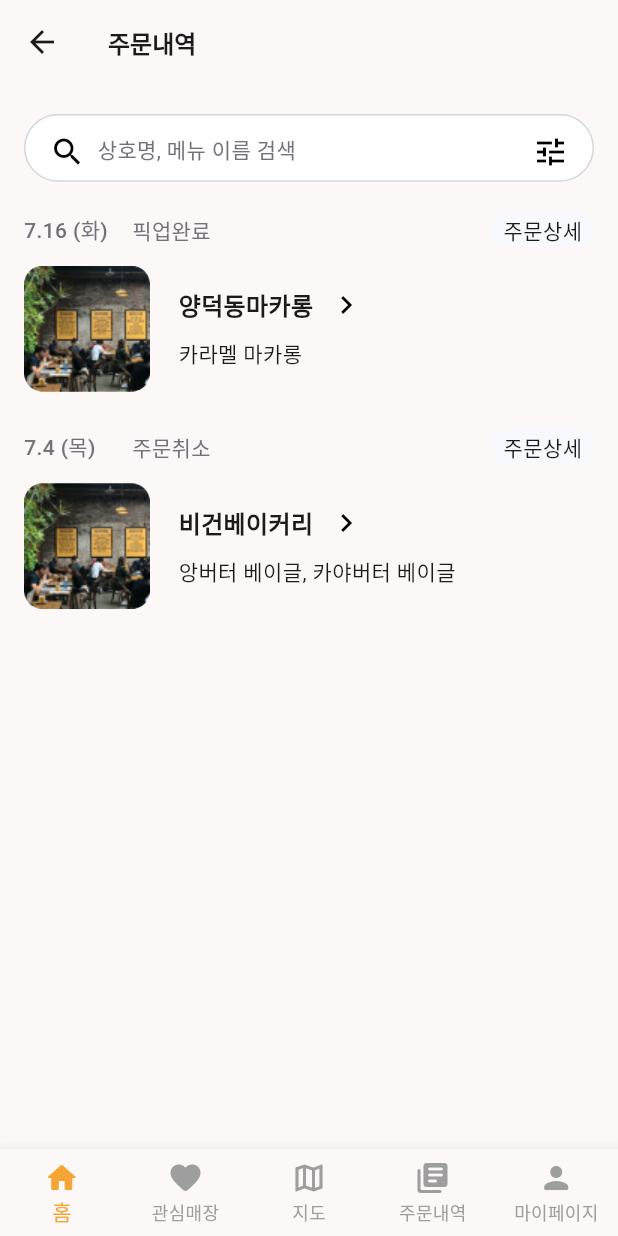
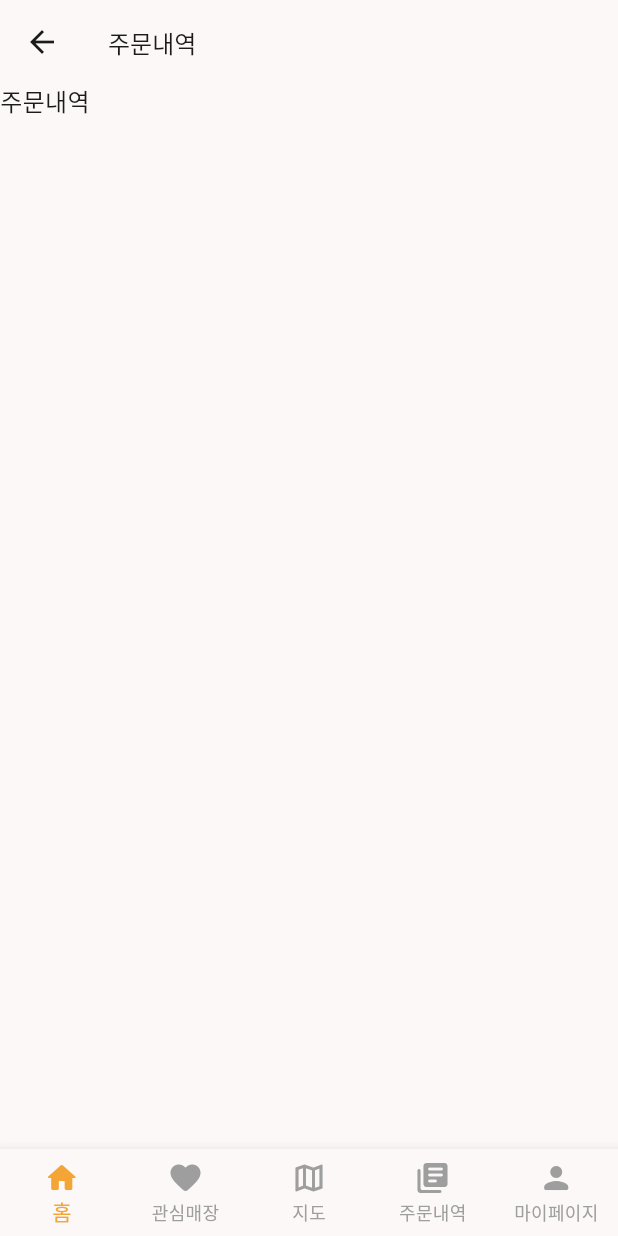
Before and after one commit to ChristineKangHee/HAND, a Flutter app: the OrderListPage screen opened by its route, on a phone screen of 412 x 824 dp. Run offline on Flutter 3.47's test engine with Material 3 defaults, Android fonts, the phone set to English and light mode, and no system bars; our stand-ins replace carousel_slider, flutter_screenutil, geolocator, google_maps_flutter, lottie; Roboto replaces fonts that are missing (Pretendard); project files that could hold a hidden picture were left out.

Commit message:
Revert "충돌"
This reverts commit e35a003fc343eb3e7f50bdb78ce6201340a40a0c, reversing
changes made to 97adcc9e632da1ad7a11e2034989b0b0bf0881f0.

```diff
--- a/lib/components/my_orderlist_form.dart
+++ /dev/null
@@ -1,149 +0,0 @@
-import 'package:flutter/material.dart';
-import 'package:test_project/theme/font.dart';
-
-class OrderListForm extends StatelessWidget {
-  final String date;
-  final String status;
-  final Color statusColor;
-  final String title;
-  final String description;
-  final String image;
-
-  const OrderListForm({
-    required this.date,
-    required this.status,
-    required this.statusColor,
-    required this.title,
-    required this.description,
-    required this.image,
-  });
-
-  @override
-  Widget build(BuildContext context) {
-    return Container(
-      width: double.infinity,
-      child: Column(
-        mainAxisSize: MainAxisSize.min,
-        mainAxisAlignment: MainAxisAlignment.start,
-        crossAxisAlignment: CrossAxisAlignment.start,
-        children: [
-          Container(
-            width: double.infinity,
-            child: Row(
-              mainAxisSize: MainAxisSize.min,
-              mainAxisAlignment: MainAxisAlignment.spaceBetween,
-              crossAxisAlignment: CrossAxisAlignment.center,
-              children: [
-                Container(
-                  child: Row(
-                    mainAxisSize: MainAxisSize.min,
-                    mainAxisAlignment: MainAxisAlignment.start,
-                    crossAxisAlignment: CrossAxisAlignment.center,
-                    children: [
-                      SizedBox(
-                        width: 72,
-                        child: Text(
-                          date,
-                          style: pretendardMedium(context).copyWith(
-                              fontSize: 14,
-                              color: Theme.of(context).colorScheme.shadow),
-                        ),
-                      ),
-                      SizedBox(
-                        width: 60,
-                        child: Text(
-                          status,
-                          style: pretendardMedium(context).copyWith(
-                              fontSize: 14,
-                              color: Theme.of(context).colorScheme.shadow
-                          ),
-                        ),
-                      ),
-                    ],
-                  ),
-                ),
-                Container(
-                  width: 68,
-                  height: 24,
-                  decoration: ShapeDecoration(
-                    color: Color(0xFFF8F9FE),
-                    shape: RoundedRectangleBorder(
-                      borderRadius: BorderRadius.circular(20),
-                    ),
-                  ),
-                  child: Row(
-                    mainAxisSize: MainAxisSize.min,
-                    mainAxisAlignment: MainAxisAlignment.start,
-                    crossAxisAlignment: CrossAxisAlignment.center,
-                    children: [
-                      SizedBox(
-                        width: 68,
-                        child: Text(
-                          '주문상세',
-                          textAlign: TextAlign.center,
-                          style: pretendardMedium(context).copyWith(fontSize: 14),
-                        ),
-                      ),
-                    ],
-                  ),
-                ),
-              ],
-            ),
-          ),
-          const SizedBox(height: 12),
-          Container(
-            width: double.infinity,
-            child: Row(
-              mainAxisSize: MainAxisSize.min,
-              mainAxisAlignment: MainAxisAlignment.start,
-              crossAxisAlignment: CrossAxisAlignment.center,
-              children: [
-                ClipRRect(
-                  borderRadius: BorderRadius.circular(12.0),
-                  child: Image.asset(
-                    image,
-                    fit: BoxFit.cover,
-                    width: 84,
-                    height: 84,
-                  ),
-                ),
-                const SizedBox(width: 19),
-                Container(
-                  child: Column(
-                    mainAxisSize: MainAxisSize.min,
-                    mainAxisAlignment: MainAxisAlignment.center,
-                    crossAxisAlignment: CrossAxisAlignment.start,
-                    children: [
-                      Container(
-                        child: Row(
-                          mainAxisSize: MainAxisSize.min,
-                          mainAxisAlignment: MainAxisAlignment.start,
-                          crossAxisAlignment: CrossAxisAlignment.center,
-                          children: [
-                            Container(
-                              child: Text(
-                                title,
-                                style: pretendardBold(context),
-                              ),
-                            ),
-                            const SizedBox(width: 10),
-                            Icon(Icons.keyboard_arrow_right, color: Colors.black),
-                          ],
-                        ),
-                      ),
-                      const SizedBox(height: 10),
-                      Text(
-                        description,
-                        style: pretendardRegular(context).copyWith(fontSize: 14,),
-                      ),
-                    ],
-                  ),
-                ),
-              ],
-            ),
-          ),
-        ],
-      ),
-    );
-  }
-}
--- a/lib/map/store_list.dart
+++ /dev/null
@@ -1,24 +0,0 @@
-import 'package:flutter/material.dart';
-import 'package:test_project/theme/font.dart';
-import 'package:test_project/components/my_navigationbar.dart';
-
-class StoreListPage extends StatelessWidget {
-  const StoreListPage({super.key});
-
-  @override
-  Widget build(BuildContext context) {
-    return Scaffold(
-      appBar: AppBar(
-        title: Text('매장목록', style: pretendardRegular(context)),
-      ),
-      body: SingleChildScrollView(
-        child: Column(
-          children: [
-            Text("주문내역", style: pretendardSemiBold(context),)
-          ],
-        ),
-      ),
-      bottomNavigationBar: const CustomNavigationBar(),
-    );
-  }
-}
--- a/lib/order/order_list.dart
+++ b/lib/order/order_list.dart
@@ -1,88 +1,20 @@
 import 'package:flutter/material.dart';
 import 'package:test_project/theme/font.dart';
 import 'package:test_project/components/my_navigationbar.dart';
-import 'package:test_project/components/my_orderlist_form.dart';
 
 class OrderListPage extends StatelessWidget {
-  const OrderListPage({Key? key});
+  const OrderListPage({super.key});
 
   @override
   Widget build(BuildContext context) {
     return Scaffold(
       appBar: AppBar(
-        title: Text('주문내역', style: pretendardSemiBold(context)),
+        title: Text('주문내역', style: pretendardRegular(context)),
       ),
       body: SingleChildScrollView(
         child: Column(
           children: [
-            SizedBox(
-              height: 20,
-            ),
-            Container(
-              width: double.infinity,
-              padding: EdgeInsets.symmetric(horizontal: 16),
-              child: Container(
-                width: double.infinity,
-                height: 45.12,
-                padding: const EdgeInsets.symmetric(horizontal: 16, vertical: 12),
-                clipBehavior: Clip.antiAlias,
-                decoration: ShapeDecoration(
-                  color: Colors.white,
-                  shape: RoundedRectangleBorder(
-                    side: BorderSide(width: 1, color: Theme.of(context).colorScheme.outline),
-                    borderRadius: BorderRadius.circular(40),
-                  ),
-                ),
-                child: Row(
-                  mainAxisSize: MainAxisSize.min,
-                  mainAxisAlignment: MainAxisAlignment.start,
-                  crossAxisAlignment: CrossAxisAlignment.start,
-                  children: [
-                    Icon(Icons.search, color: Colors.black),
-                    SizedBox(width: 8),
-                    Expanded(
-                      child: Container(
-                        child: Text(
-                          '상호명, 메뉴 이름 검색',
-                          style: pretendardRegular(context).copyWith(
-                            fontSize: 14,
-                            color: Theme.of(context).colorScheme.shadow,
-                          ),
-                        ),
-                      ),
-                    ),
-                    const SizedBox(width: 8),
-                    Icon(Icons.tune, color: Colors.black),
-                  ],
-                ),
-              ),
-            ),
-            const SizedBox(height: 20),
-            Container(
-              width: double.infinity,
-              padding: EdgeInsets.symmetric(horizontal: 16),
-              child: Column(
-                children: [
-                  OrderListForm(
-                    date: '7.16 (화)',
-                    status: '픽업완료',
-                    statusColor: Color(0xFF71727A),
-                    title: '양덕동마카롱',
-                    description: '카라멜 마카롱',
-                    image: 'assets/images/ranking_2.png',
-                  ),
-                  const SizedBox(height: 25),
-                  OrderListForm(
-                    date: '7.4 (목)',
-                    status: '주문취소',
-                    statusColor: Color(0xFFFF0000),
-                    title: '비건베이커리',
-                    description: '앙버터 베이글, 카야버터 베이글',
-                    image: 'assets/images/ranking_2.png',
-                  ),
-                ],
-              ),
-            ),
+            Text("주문내역", style: pretendardRegular(context),)
           ],
         ),
       ),
--- a/lib/storedetail/store_detail.dart
+++ /dev/null
@@ -1,24 +0,0 @@
-import 'package:flutter/material.dart';
-import 'package:test_project/theme/font.dart';
-import 'package:test_project/components/my_navigationbar.dart';
-
-class StoreDetailPage extends StatelessWidget {
-  const StoreDetailPage({super.key});
-
-  @override
-  Widget build(BuildContext context) {
-    return Scaffold(
-      appBar: AppBar(
-        title: Text('주문내역', style: pretendardRegular(context)),
-      ),
-      body: SingleChildScrollView(
-        child: Column(
-          children: [
-            Text("주문내역", style: pretendardSemiBold(context),)
-          ],
-        ),
-      ),
-      bottomNavigationBar: const CustomNavigationBar(),
-    );
-  }
-}
```
